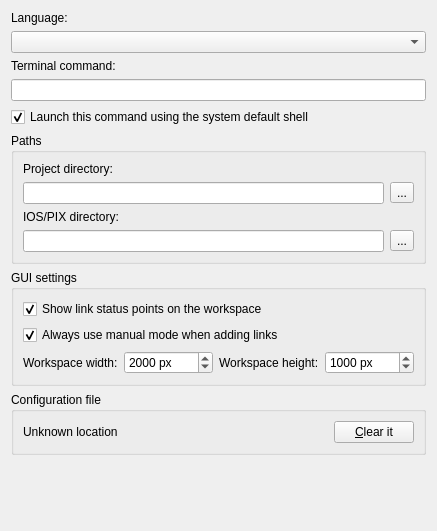
The window that src/GNS3/Ui/ConfigurationPages/Form_PreferencesGeneral.ui (GNS3/gns3-legacy) describes before a commit, drawn with Qt 5.
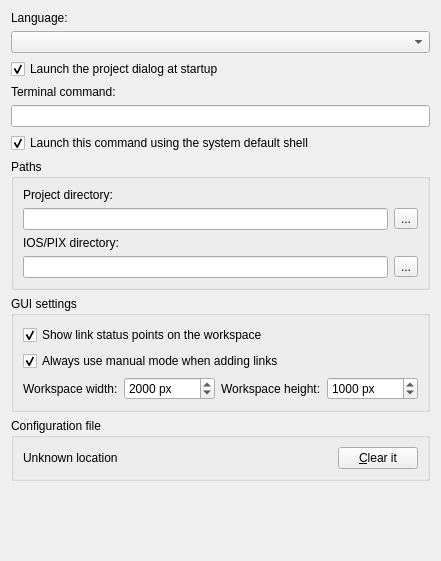
The same window after the commit.

Commit message: [*] Option to hide the project dialog at startup

What changed in the file:
```diff
--- a/src/GNS3/Ui/ConfigurationPages/Form_PreferencesGeneral.ui
+++ b/src/GNS3/Ui/ConfigurationPages/Form_PreferencesGeneral.ui
@@ -6,7 +6,7 @@
     <x>0</x>
     <y>0</y>
     <width>437</width>
-    <height>531</height>
+    <height>561</height>
    </rect>
   </property>
   <property name="windowTitle" >
@@ -36,6 +36,16 @@
      </property>
     </widget>
    </item>
+   <item>
+    <widget class="QCheckBox" name="checkBoxProjectDialog" >
+     <property name="text" >
+      <string>Launch the project dialog at startup</string>
+     </property>
+     <property name="checked" >
+      <bool>true</bool>
+     </property>
+    </widget>
+   </item>
    <item>
     <widget class="QLabel" name="label_4" >
      <property name="text" >
@@ -229,8 +239,8 @@
      </property>
      <property name="sizeHint" >
       <size>
-       <width>414</width>
-       <height>20</height>
+       <width>419</width>
+       <height>16</height>
       </size>
      </property>
     </spacer>
```
The commit also changes 53 other files.
